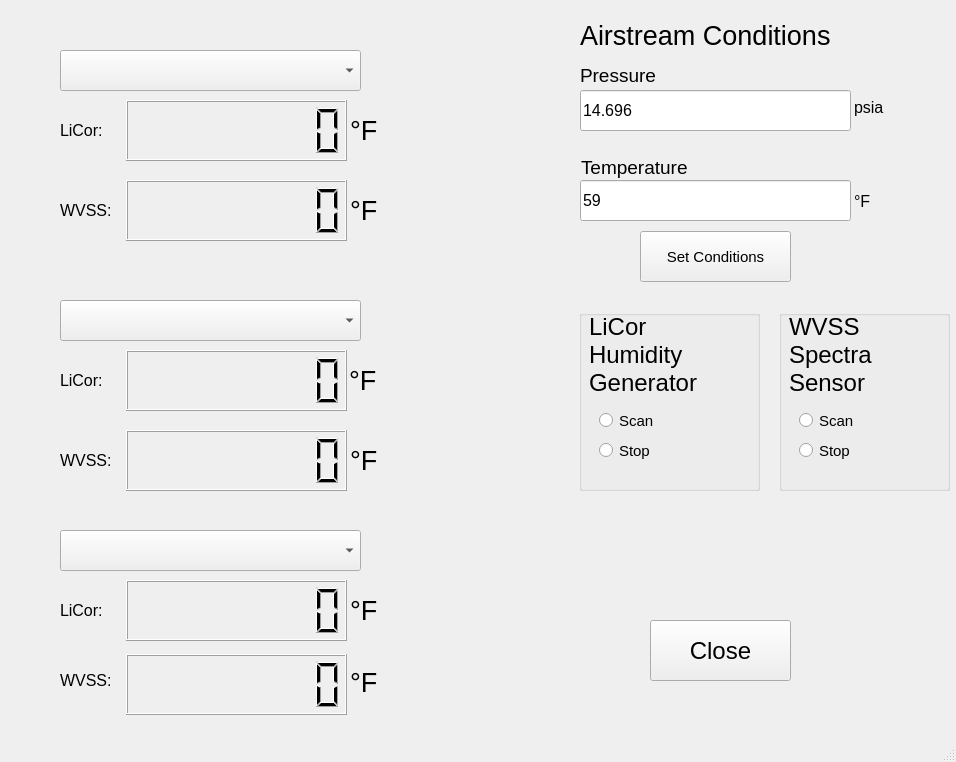
Qt form basic_GUI.ui (jbaviation/humidity_cart) before a commit.
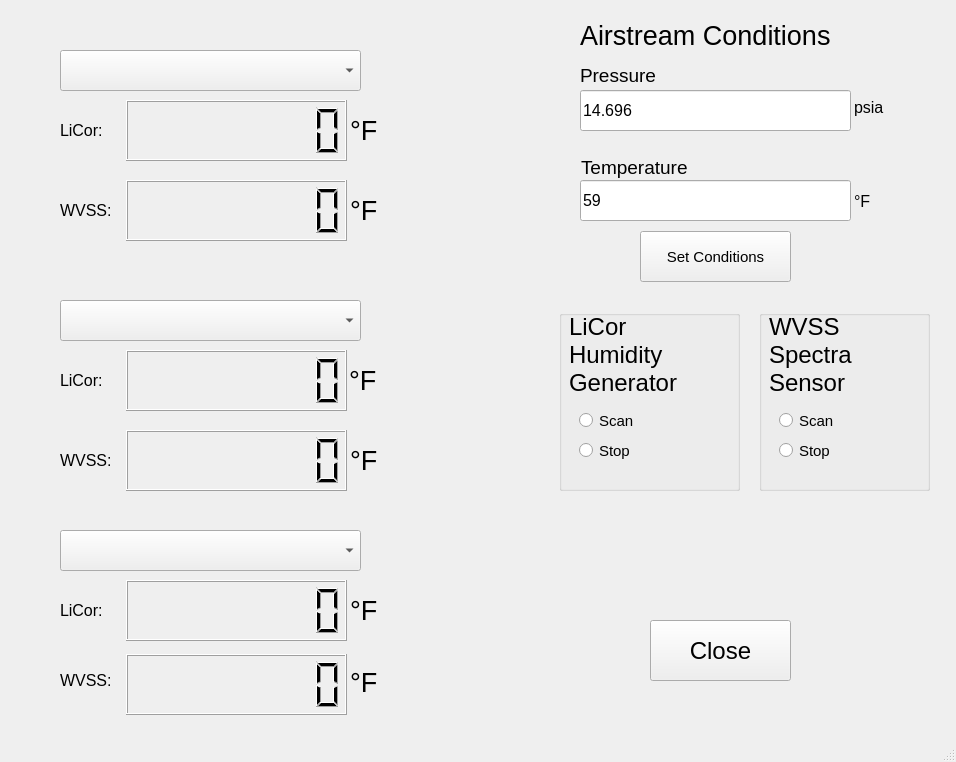
The same form after that commit.

```diff
--- a/basic_GUI.ui
+++ b/basic_GUI.ui
@@ -374,7 +374,7 @@
    <widget class="QGroupBox" name="LiCorGroupBox">
     <property name="geometry">
      <rect>
-      <x>579</x>
+      <x>559</x>
       <y>310</y>
       <width>181</width>
       <height>181</height>
@@ -451,7 +451,7 @@
    <widget class="QGroupBox" name="WVSSgroupBox">
     <property name="geometry">
      <rect>
-      <x>779</x>
+      <x>759</x>
       <y>310</y>
       <width>171</width>
       <height>181</height>
```
